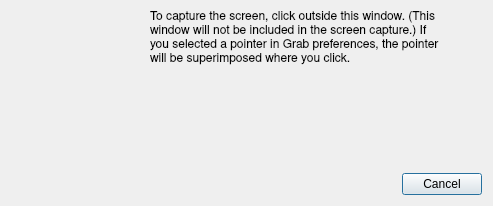
Above: Under Construction/Grab.app/Resources/dialog_screen_grab.ui from helloSystem/Utilities before the change. Below: the same form after it.
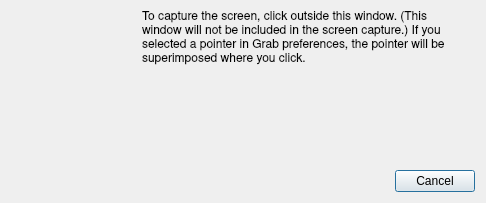
That is the form after the change. Icons and pictures are not drawn.

```diff
--- a/Under Construction/Grab.app/Resources/dialog_screen_grab.ui
+++ b/Under Construction/Grab.app/Resources/dialog_screen_grab.ui
@@ -9,10 +9,16 @@
    <rect>
     <x>0</x>
     <y>0</y>
-    <width>493</width>
-    <height>206</height>
+    <width>486</width>
+    <height>203</height>
    </rect>
   </property>
+  <property name="sizePolicy">
+   <sizepolicy hsizetype="Preferred" vsizetype="Preferred">
+    <horstretch>0</horstretch>
+    <verstretch>0</verstretch>
+   </sizepolicy>
+  </property>
   <property name="focusPolicy">
    <enum>Qt::NoFocus</enum>
   </property>
@@ -58,7 +64,7 @@
          </property>
          <property name="sizeHint" stdset="0">
           <size>
-           <width>40</width>
+           <width>0</width>
            <height>20</height>
           </size>
          </property>
@@ -102,7 +108,7 @@
          </property>
          <property name="sizeHint" stdset="0">
           <size>
-           <width>40</width>
+           <width>0</width>
            <height>20</height>
           </size>
          </property>
@@ -140,7 +146,7 @@
          </property>
          <property name="sizeHint" stdset="0">
           <size>
-           <width>40</width>
+           <width>0</width>
            <height>20</height>
           </size>
          </property>
@@ -159,7 +165,7 @@
        <property name="sizeHint" stdset="0">
         <size>
          <width>20</width>
-         <height>20</height>
+         <height>0</height>
         </size>
        </property>
       </spacer>
@@ -182,7 +188,7 @@
          </property>
          <property name="sizeHint" stdset="0">
           <size>
-           <width>40</width>
+           <width>0</width>
            <height>20</height>
           </size>
          </property>
```
